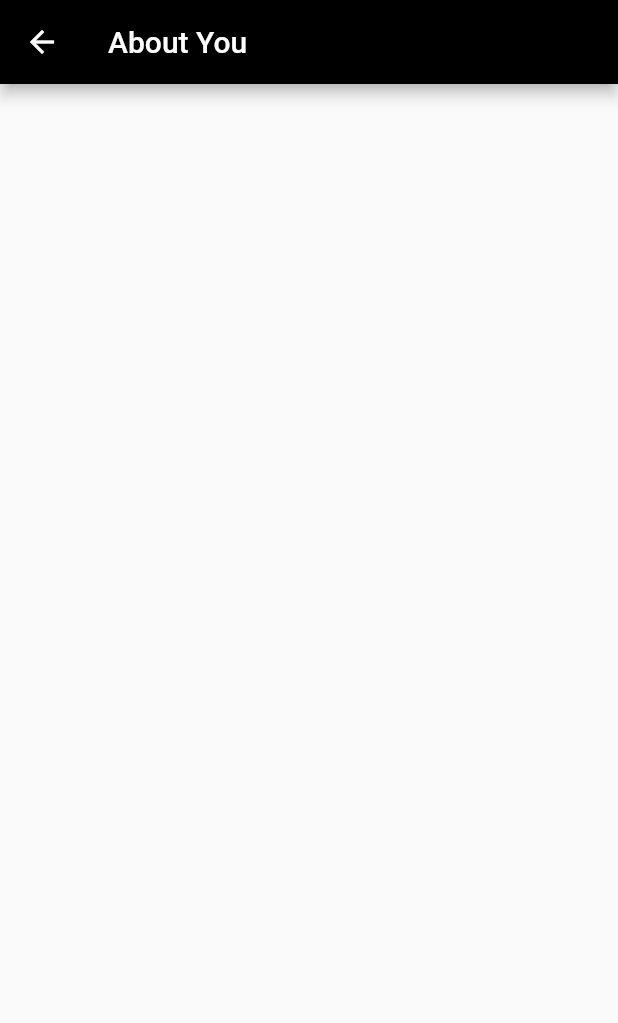
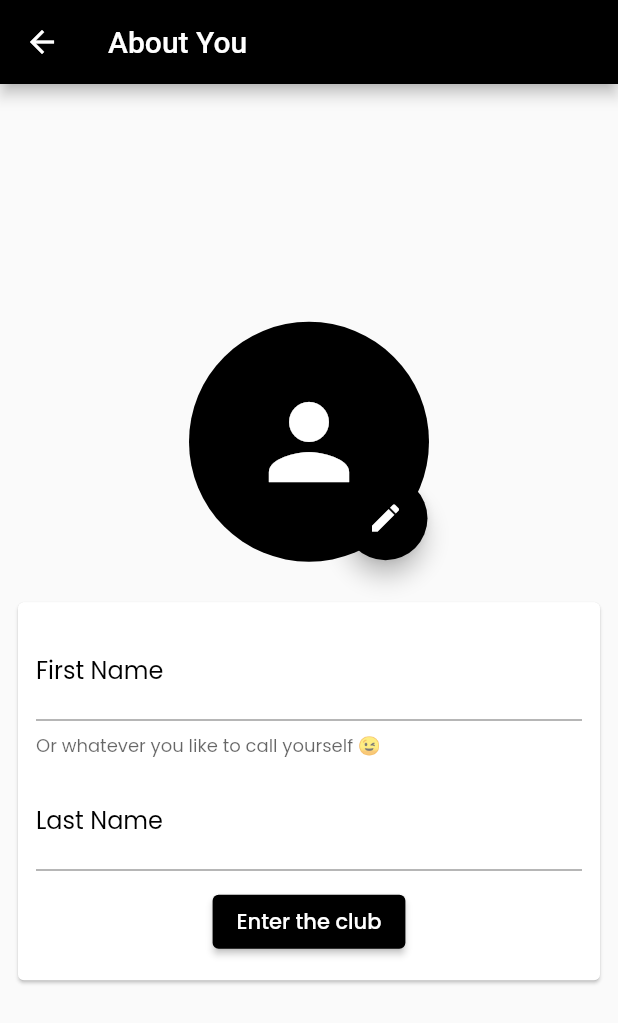
Before and after one commit to JohnnyNguyen01/messanger_app_tutorial, a Flutter app: the SignUpDetailsScreen screen opened directly, on a phone screen of 412 x 824 dp. Shown: the top 1023 px of the screen. Run offline on Flutter 3.47's test engine with Material 2 defaults, Android fonts, the phone set to English and light mode, and no system bars; our stand-ins replace cloud_firestore, firebase_auth, firebase_core, firebase_storage, flutter_hooks, freezed_annotation and 3 more; accounts and stored records are empty.

```diff
--- a/lib/constants/hooks.dart
+++ b/lib/constants/hooks.dart
@@ -22,3 +22,7 @@ void useSnackBar({
     ),
   );
 }
+
+/// Modal Route Hoook
+ModalRoute<dynamic>? useModalRoute({BuildContext? context}) =>
+    ModalRoute.of(context ?? useContext());
--- a/lib/main.dart
+++ b/lib/main.dart
@@ -2,6 +2,7 @@ import 'package:firebase_core/firebase_core.dart';
 import 'package:flutter/material.dart';
 import 'package:flutter_hooks/flutter_hooks.dart';
 import 'package:hooks_riverpod/hooks_riverpod.dart';
+import 'constants/hooks.dart';
 import 'views/screens/messaging/messaging_screen.dart';
 import 'views/screens/auth/signup_details_screen.dart';
 import 'domain/models/states/auth/auth_state.dart';
@@ -28,6 +29,7 @@ class MyApp extends HookWidget {
   @override
   Widget build(BuildContext context) {
     final authState = useProvider(authProvider);
+    final modalRoute = useModalRoute();
 
     return MaterialApp(
       title: 'Chat App',
@@ -36,24 +38,38 @@ class MyApp extends HookWidget {
         pages: [
           if (authState is UnAuthenticated)
             MaterialPage<AuthScreen>(
+              name: '/AuthScreen',
               key: ValueKey('AuthScreen'),
               child: AuthScreen(),
             ),
           if (authState is SignedUpFirstTime)
             MaterialPage<SignUpDetailsScreen>(
+              name: '/SignupScreen',
               key: ValueKey('SignUpDetailsScreen'),
               child: SignUpDetailsScreen(),
             ),
           if (authState is Authenticated)
             MaterialPage<MessagingScreen>(
+              name: '/MessagingScreen',
               key: ValueKey('Messaging Screen'),
               child: MessagingScreen(),
             ),
           if (authState is Error)
             MaterialPage<AuthScreen>(
+              name: '/AuthScreen',
               key: ValueKey('AuthScreen'),
               child: AuthScreen(),
             ),
+          if (authState is Loading)
+            modalRoute?.settings.name == '/AuthScreen'
+                ? MaterialPage<AuthScreen>(
+                    key: ValueKey('AuthScreen'),
+                    child: AuthScreen(),
+                  )
+                : MaterialPage<SignUpDetailsScreen>(
+                    key: ValueKey('SignUpDetailsScreen'),
+                    child: SignUpDetailsScreen(),
+                  ),
         ],
         // called everytime Navigator.pop() is called
         onPopPage: (route, dynamic result) {
--- a/lib/views/screens/auth/auth_screen.dart
+++ b/lib/views/screens/auth/auth_screen.dart
@@ -23,6 +23,9 @@ class AuthScreen extends HookWidget {
     final isLogin = useState(true);
     final _formKey = useMemoized(() => GlobalKey<FormState>());
     final authNotifier = useProvider(authProvider.notifier);
+
+    final modalRoute = useModalRoute();
+    print(modalRoute?.settings.name);
 
     void handleTextButtons() => isLogin.value = !isLogin.value;
 
--- a/lib/views/screens/auth/signup_details_screen.dart
+++ b/lib/views/screens/auth/signup_details_screen.dart
@@ -1,6 +1,7 @@
 import 'package:flutter/material.dart';
 import 'package:flutter_hooks/flutter_hooks.dart';
 import 'package:hooks_riverpod/hooks_riverpod.dart';
+import '../../../domain/models/states/auth/auth_state.dart';
 import '../../../domain/models/values/failure.dart';
 import '../../../domain/providers/error.dart';
 import '../../../utils/validators.dart';
@@ -36,12 +37,7 @@ class SignUpDetailsScreen extends HookWidget {
         appBar: AppBar(
           title: Text('About You'),
         ),
-        body: auth.when(
-          error: (_) => null,
-          unAuthenticated: () => null,
-          authenticated: (_) => null,
-          loading: () => null,
-          signedUpFirstTime: (email, password, userAvatar) => Center(
+        body: Center(
           child: SizedBox(
             width: screenSize.width,
             child: Column(
@@ -54,22 +50,25 @@ class SignUpDetailsScreen extends HookWidget {
                     Container(
                       decoration: BoxDecoration(
                           shape: BoxShape.circle,
-                          border: userAvatar != null
+                          border: ((auth is SignedUpFirstTime) &&
+                                  (auth.imageFile != null))
                               ? Border.all(color: theme.primaryColor, width: 5)
-                              : null,
-                        ),
+                              : null),
                       child: CircleAvatar(
                         radius: circleAvatarRadius,
-                          child: userAvatar == null
-                              ? Icon(
+                        child: ((auth is SignedUpFirstTime) &&
+                                (auth.imageFile != null))
+                            ? null
+                            : Icon(
                                 Icons.person,
                                 size: 80,
-                                )
-                              : null,
+                              ),
                         foregroundColor: Colors.white,
                         backgroundColor: theme.primaryColor,
-                          backgroundImage:
-                              userAvatar != null ? FileImage(userAvatar) : null,
+                        backgroundImage: ((auth is SignedUpFirstTime) &&
+                                (auth.imageFile != null))
+                            ? FileImage(auth.imageFile!)
+                            : null,
                       ),
                     ),
                     Positioned(
@@ -114,29 +113,34 @@ class SignUpDetailsScreen extends HookWidget {
                               ),
                             ),
                             const SizedBox(height: 10),
-                              ElevatedButton(
+                            (auth is Loading)
+                                ? CircularProgressIndicator()
+                                : ElevatedButton(
                                     onPressed: () {
                                       //todo: add to auth Notifier
                                       if (formKey.currentState != null) {
                                         if (formKey.currentState!.validate() &&
-                                        userAvatar != null) {
+                                            ((auth is SignedUpFirstTime) &&
+                                                (auth.imageFile != null))) {
                                           authNotifier.signUpNewUser(
-                                          email: email,
-                                          password: password,
-                                          firstName: firstNameController.text,
+                                              email: auth.email,
+                                              password: auth.password,
+                                              firstName:
+                                                  firstNameController.text,
                                               lastName: lastNameController.text,
-                                          file: userAvatar);
+                                              file: auth.imageFile!);
                                         } else {
                                           errorNotifier.setNewError(
                                             Failure(
-                                          message: 'Please add a profile photo',
+                                              message:
+                                                  'Please add a profile photo',
                                             ),
                                           );
                                         }
                                       }
                                     },
                                     child: const Text('Enter the club'),
-                              ),
+                                  )
                           ],
                         ),
                       ),
@@ -148,7 +152,6 @@ class SignUpDetailsScreen extends HookWidget {
           ),
         ),
       ),
-      ),
     );
   }
 }
```
Lines whose indentation alone changed are shown as unchanged.
